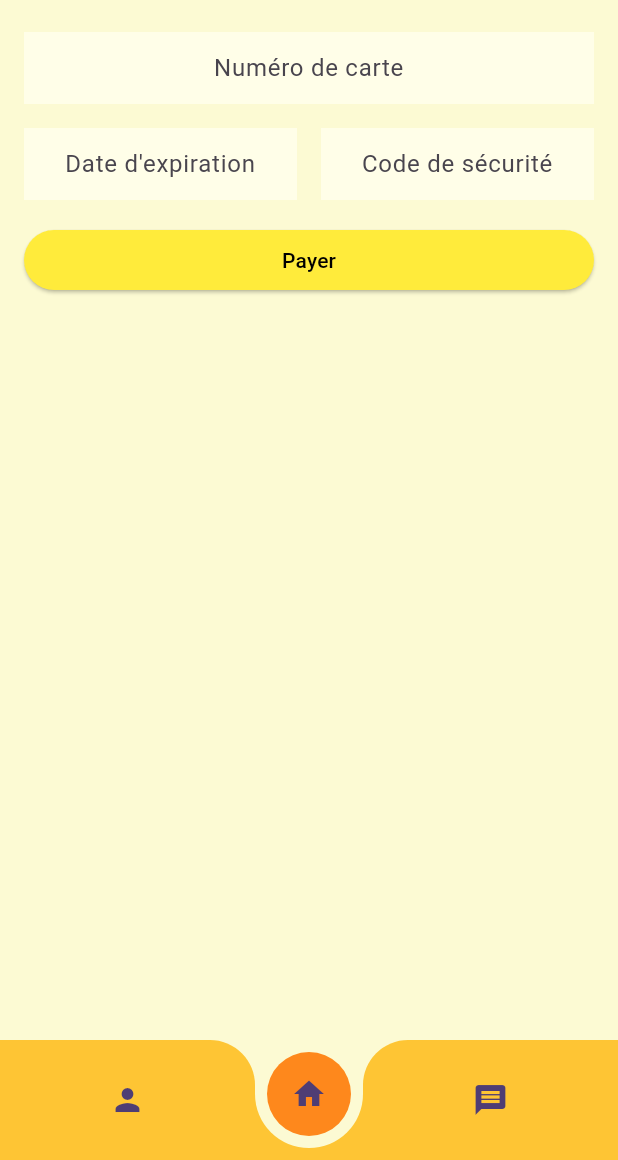
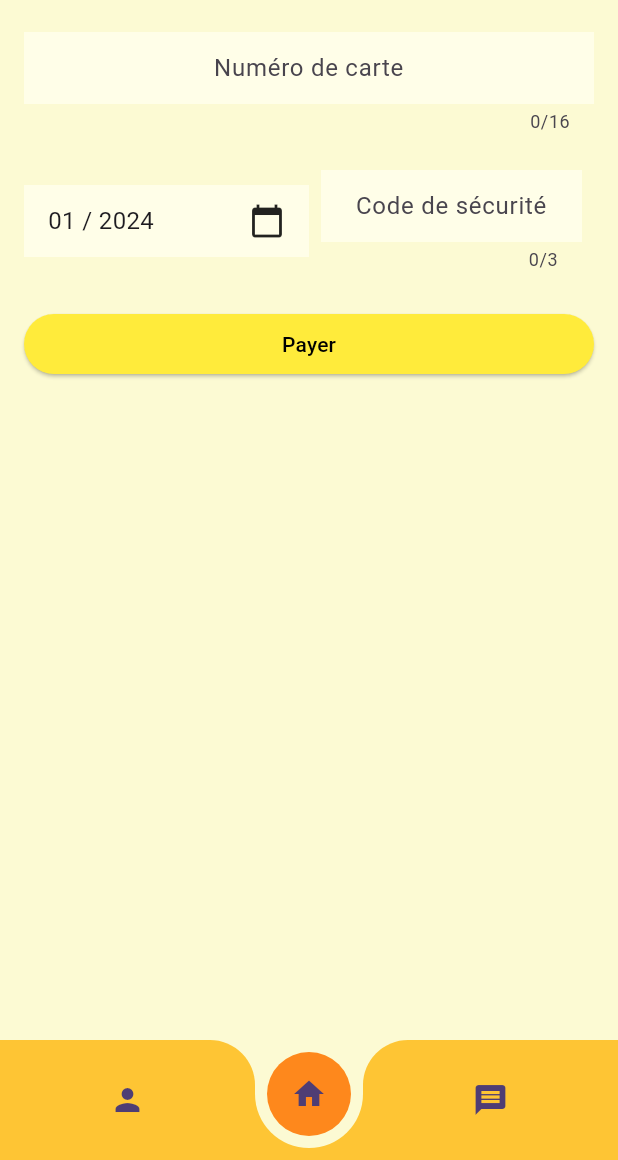
Before and after one commit to lugmog2728/SAE5.01-Voyo, a Flutter app: the PayPage widget shown alone on an empty page, opened directly, on a phone screen of 412 x 824 dp, the part 76-1236 px from its top. Run offline on Flutter 3.47's test engine with Material 3 defaults, Android fonts, the light colour scheme and no system bars; our stand-ins replace dio, image_picker; missing offline and left inert: dart:ffi; network calls fail.

Commit message:
commit pay.dart, limiter le nombre max de caractères + limitation a mois/date

```diff
--- a/voyo/lib/pay.dart
+++ b/voyo/lib/pay.dart
@@ -12,18 +12,20 @@ class PayPage extends StatefulWidget {
 }
 
 class _PayPageState extends State<PayPage> {
-  DateTime? _selectedDate;
+  int _selectedMonth = 1;
+  int _selectedYear = DateTime.now().year;
 
   Future<void> _selectDate(BuildContext context) async {
     final DateTime? pickedDate = await showDatePicker(
       context: context,
       initialDate: DateTime.now(),
-      firstDate: DateTime(1900),
-      lastDate: DateTime.now(),
+      firstDate: DateTime.now(),
+      lastDate: DateTime(DateTime.now().year + 10), // Limite à 10 ans à partir de la date actuelle
     );
-    if (pickedDate != null && pickedDate != _selectedDate) {
+    if (pickedDate != null) {
       setState(() {
-        _selectedDate = pickedDate;
+        _selectedMonth = pickedDate.month;
+        _selectedYear = pickedDate.year;
       });
     }
   }
@@ -47,27 +49,36 @@ class _PayPageState extends State<PayPage> {
                     filled: true,
                     fillColor: AppGlobal.buttonback,
                   ),
+                  maxLength: 16, // Limite de 16 caractères pour le numéro de carte
                   onSaved: (String? value) {
                     debugPrint('Card number saved as $value');
                   },
                 ),
               ),
-              Row(
+              Padding(
+                padding: const EdgeInsets.all(8.0),
+                child: Row(
                   children: [
                     Expanded(
-                    child: Padding(
-                      padding: const EdgeInsets.all(8.0),
-                      child: TextFormField(
-                        textAlign: TextAlign.center,
+                      child: InkWell(
+                        onTap: () => _selectDate(context),
+                        child: InputDecorator(
                           decoration: InputDecoration(
                             border: InputBorder.none,
                             hintText: "Date d'expiration",
                             filled: true,
                             fillColor: AppGlobal.buttonback,
                           ),
-                        onSaved: (String? value) {
-                          debugPrint('Expiration date saved as $value');
-                        },
+                          child: Row(
+                            mainAxisAlignment: MainAxisAlignment.spaceBetween,
+                            children: [
+                              Text(
+                                "${_selectedMonth.toString().padLeft(2, '0')} / $_selectedYear",
+                                style: TextStyle(fontSize: 16),
+                              ),
+                              Icon(Icons.calendar_today),
+                            ],
+                          ),
                         ),
                       ),
                     ),
@@ -82,6 +93,7 @@ class _PayPageState extends State<PayPage> {
                             filled: true,
                             fillColor: AppGlobal.buttonback,
                           ),
+                          maxLength: 3, // Limite de 3 caractères pour le code de sécurité
                           onSaved: (String? value) {
                             debugPrint('Security code saved as $value');
                           },
@@ -89,6 +101,7 @@ class _PayPageState extends State<PayPage> {
                       ),
                     ),
                   ],
+                ),
               ),
               Padding(
                 padding: const EdgeInsets.all(8.0),
```
Lines whose indentation alone changed are shown as unchanged.
